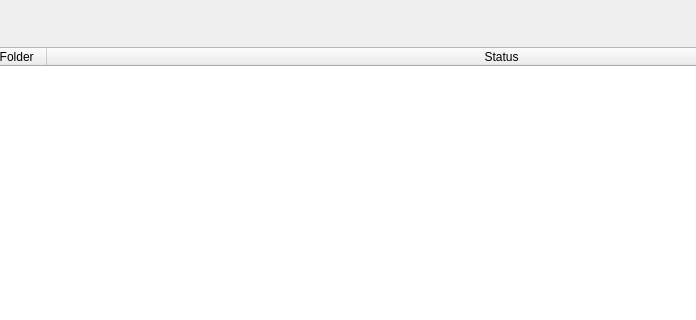
Before: the Qt Designer form rockit_autoreconstruction_ui/ui/history.ui in ornlneutronimaging/rockit_autoreconstruction_ui, drawn with Qt 5; both pictures show x 265 to 961 and y 0 to 320 of the 1233 by 666 pixel window.
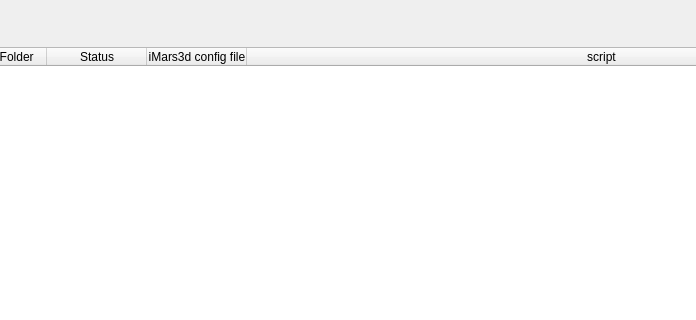
After: the same form once the commit is applied.

Commit message: added 2 new columns for cmd and path to json

```diff
--- a/rockit_autoreconstruction_ui/ui/history.ui
+++ b/rockit_autoreconstruction_ui/ui/history.ui
@@ -153,6 +153,16 @@
        <string>Status</string>
       </property>
      </column>
+     <column>
+      <property name="text">
+       <string>iMars3d config file</string>
+      </property>
+     </column>
+     <column>
+      <property name="text">
+       <string>script</string>
+      </property>
+     </column>
     </widget>
    </item>
    <item>
```
